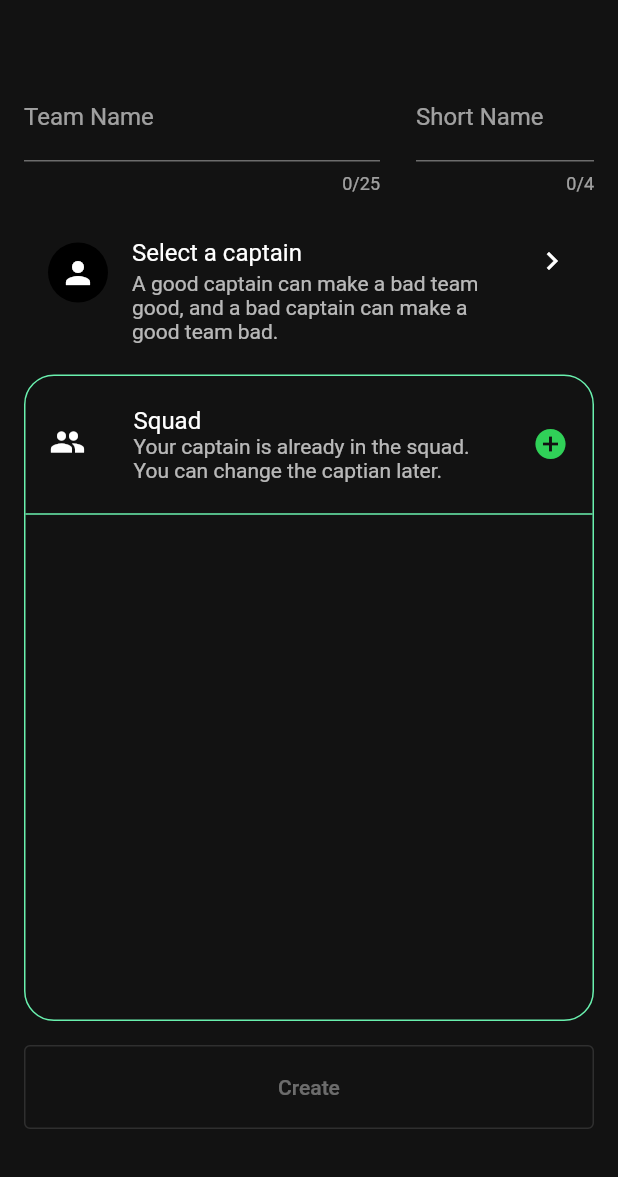
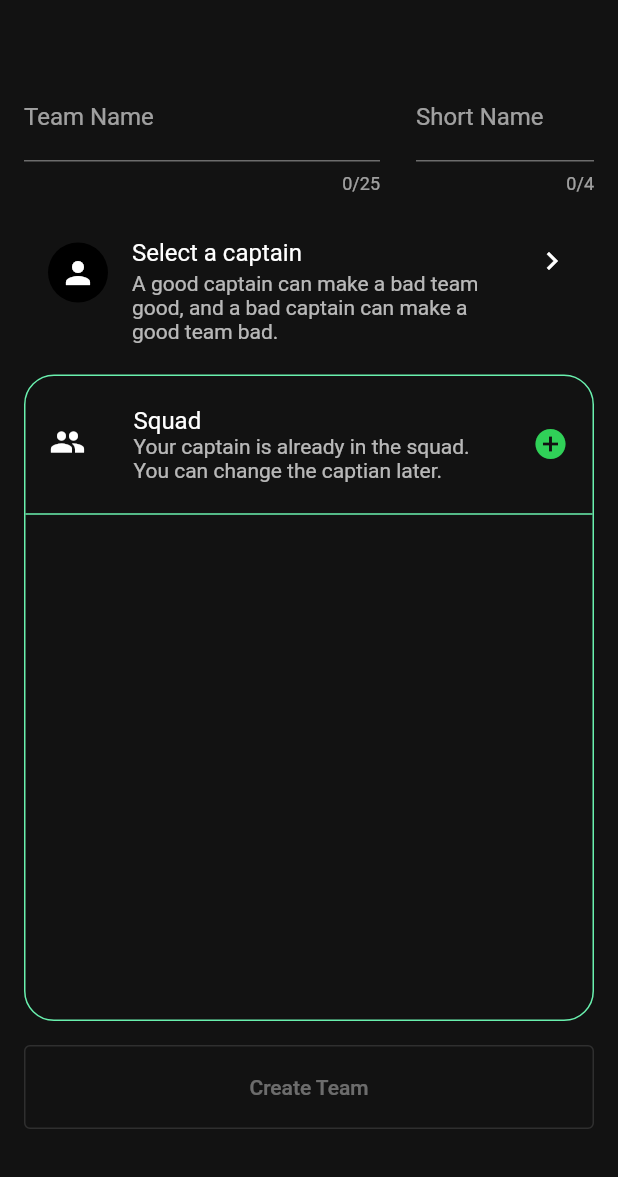
Before and after one commit to PlayPratz/Scorecard, a Flutter app: the TitledPage screen opened directly, after a tap on "Create new team", on a phone screen of 412 x 824 dp, the part 59-1236 px from its top. Run offline on Flutter 3.47's test engine with Material 2 defaults, Android fonts, the phone set to English and light mode, and no system bars; our stand-ins replace google_fonts; Roboto replaces fonts that are missing (Ubuntu).

Commit message:
Abstracted strings

```diff
--- a/lib/screens/creatematch.dart
+++ b/lib/screens/creatematch.dart
@@ -33,8 +33,8 @@ class _CreateMatchFormState extends State<CreateMatchForm> {
                       onSelect: (Team team) => _chooseHomeTeam(),
                     )
                   : _getSelectTeamWidget(
-                      "Select Home Team",
-                      "The crowd cheers more for them",
+                      Strings.createMatchSelectHomeTeam,
+                      Strings.createMatchHomeTeamHint,
                       ColorStyles.homeTeam,
                       _chooseHomeTeam),
               _selectedAwayTeam != null
@@ -43,12 +43,13 @@ class _CreateMatchFormState extends State<CreateMatchForm> {
                       onSelect: (Team team) => _chooseAwayTeam(),
                     )
                   : _getSelectTeamWidget(
-                      "Select Away Team",
-                      "People always love the underdogs",
+                      Strings.createMatchSelectAwayTeam,
+                      Strings.createMatchAwayTeamHint,
                       ColorStyles.awayTeam,
                       _chooseAwayTeam),
               const Spacer(),
-              Elements.getConfirmButton(text: "Start Match", onPressed: () {}),
+              Elements.getConfirmButton(
+                  text: Strings.createMatchStartMatch, onPressed: () {}),
             ],
           ),
         ));
@@ -88,7 +89,7 @@ class _CreateMatchFormState extends State<CreateMatchForm> {
   void _chooseTeam(Function(Team) callInsideSetState) async {
     Team? chosenTeam = await Utils.goToPage(
       TitledPage(
-        title: "Choose a team",
+        title: Strings.chooseTeam,
         child: TeamList(
           teamList: Utils.getAllTeams(),
           onSelect: (Team chosenTeam) => Utils.goBack(context, chosenTeam),
--- a/lib/screens/createteam.dart
+++ b/lib/screens/createteam.dart
@@ -39,7 +39,8 @@ class _CreateTeamFormState extends State<CreateTeamForm> {
                   child: TextFormField(
                     controller: _teamNameController,
                     maxLength: 25,
-                    decoration: const InputDecoration(label: Text("Team Name")),
+                    decoration: const InputDecoration(
+                        label: Text(Strings.createTeamTeamName)),
                   ),
                 ),
                 const SizedBox(width: 24),
@@ -48,8 +49,8 @@ class _CreateTeamFormState extends State<CreateTeamForm> {
                     controller: _shortTeamNameController,
                     textCapitalization: TextCapitalization.characters,
                     maxLength: 4,
-                    decoration:
-                        const InputDecoration(label: Text("Short Name")),
+                    decoration: const InputDecoration(
+                        label: Text(Strings.createTeamShortName)),
                   ),
                 ),
               ],
@@ -60,10 +61,10 @@ class _CreateTeamFormState extends State<CreateTeamForm> {
                     leading: const CircleAvatar(
                       child: Icon(Icons.person),
                     ),
-                    title: const Text("Select a captain"),
+                    title: const Text(Strings.createTeamSelectCaptain),
                     isThreeLine: true,
                     subtitle: const Text(
-                      "A good captain can make a bad team good, and a bad captain can make a good team bad.",
+                      Strings.createTeamCaptainHint,
                     ),
                     trailing: Elements.forwardIcon,
                     onTap: _chooseCaptain,
@@ -72,9 +73,9 @@ class _CreateTeamFormState extends State<CreateTeamForm> {
                     children: [
                       Container(
                         alignment: Alignment.centerLeft,
-                        padding: EdgeInsets.symmetric(horizontal: 8),
-                        child: Text(
-                          "Captain",
+                        padding: const EdgeInsets.symmetric(horizontal: 8),
+                        child: const Text(
+                          Strings.captain,
                         ),
                       ),
                       PlayerTile(
@@ -96,9 +97,9 @@ class _CreateTeamFormState extends State<CreateTeamForm> {
                       padding: const EdgeInsets.symmetric(vertical: 16),
                       child: ListTile(
                           leading: const Icon(Icons.people),
-                          title: const Text("Squad"),
+                          title: const Text(Strings.squad),
                           subtitle: const Text(
-                            "Your captain is already in the squad. You can change the captian later.",
+                            Strings.createTeamSquadHint,
                           ),
                           trailing: Elements.addIcon,
                           onTap: () async {
@@ -134,7 +135,7 @@ class _CreateTeamFormState extends State<CreateTeamForm> {
               ),
             ),
             Elements.getConfirmButton(
-                text: "Create",
+                text: Strings.createTeamCreate,
                 onPressed: _validateForm() ? _submitTeam : null),
           ],
         ),
@@ -162,7 +163,7 @@ class _CreateTeamFormState extends State<CreateTeamForm> {
       List<Player> playerList, BuildContext context) async {
     Player? player = await Utils.goToPage(
         TitledPage(
-          title: "Choose a player",
+          title: Strings.choosePlayer,
           child: PlayerList(
             playerList: playerList,
             showAddButton: true,
--- a/lib/screens/teamlist.dart
+++ b/lib/screens/teamlist.dart
@@ -3,6 +3,7 @@ import 'package:scorecard/models/team.dart';
 import 'package:scorecard/screens/createteam.dart';
 import 'package:scorecard/screens/widgets/itemlist.dart';
 import 'package:scorecard/screens/widgets/teamtile.dart';
+import 'package:scorecard/styles/strings.dart';
 
 class TeamList extends StatelessWidget {
   final List<Team> teamList;
@@ -16,7 +17,7 @@ class TeamList extends StatelessWidget {
     return ItemList(
       itemList: getTeamList(),
       createItemPage: const CreateTeamForm(),
-      createItemString: "Create new team",
+      createItemString: Strings.createNewTeam,
     );
   }
 
--- a/lib/styles/strings.dart
+++ b/lib/styles/strings.dart
@@ -39,10 +39,37 @@ class Strings {
   static const String playerBatter = " Bat";
   // static const String playerBowler = " Bowl";
 
-  // Match List
+  // Creation
   static const String matchlistCreateNewMatch = "Create new match";
   static const String addNewPlayer = "Add new player";
   static const String createNewTeam = "Create new team";
+
+  // Others
+  static const String captain = "Captain";
+  static const String squad = "Squad";
+
+  // Create Team
+  static const String createTeamSelectCaptain = "Select a captain";
+  static const String createTeamCaptainHint =
+      "A good captain can make a bad team good, and a bad captain can make a good team bad.";
+  static const String createTeamSquadHint =
+      "Your captain is already in the squad. You can change the captian later.";
+  static const String createTeamTeamName = "Team Name";
+  static const String createTeamShortName = "Short Name";
+  static const String createTeamCreate = "Create Team";
+
+  // Create Match
+  static const String createMatchSelectHomeTeam = "Select Home Team";
+  static const String createMatchHomeTeamHint =
+      "The crowd cheers more for them";
+  static const String createMatchSelectAwayTeam = "Select Away Team";
+  static const String createMatchAwayTeamHint =
+      "People always love the underdogs";
+  static const String createMatchStartMatch = "Start Match";
+
+  // Choose
+  static const String choosePlayer = "Choose a player";
+  static const String chooseTeam = "Choose a team";
 
   static String getTossChoice(TossChoice tossChoice) {
     switch (tossChoice) {
```
